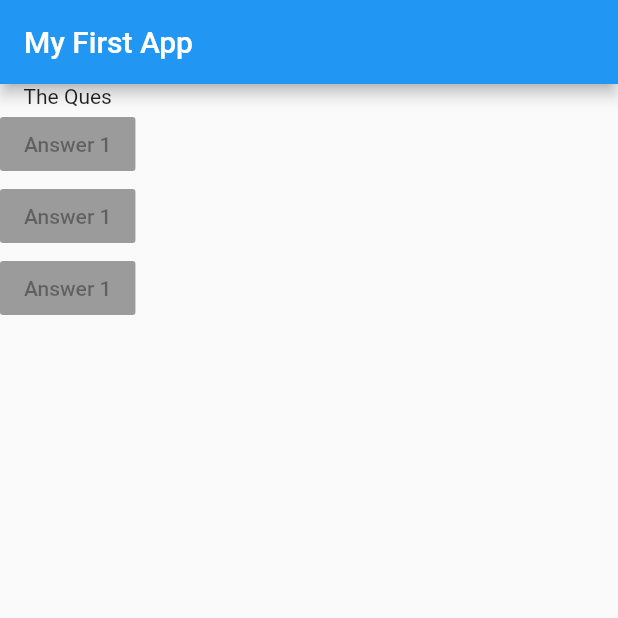
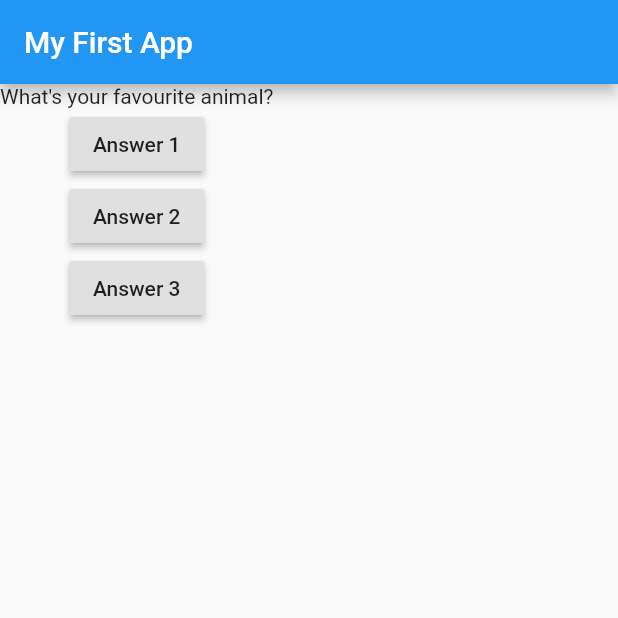
Before and after one commit to kshitij7890/QuizApp, a Flutter app: the screen it shows after launch, on a phone screen of 412 x 824 dp, the top half of it. Run offline on Flutter 3.47's test engine with Material 2 defaults, Android fonts, the phone set to English and light mode, and no system bars.

Commit message:
Using Stateless widget incorrectly

```diff
--- a/lib/main.dart
+++ b/lib/main.dart
@@ -5,6 +5,13 @@ void main() {
 }
 
 class MyApp extends StatelessWidget {
+  var questionIndex = 0;
+
+  void answerQuestion() {
+    questionIndex = questionIndex + 1;
+    print(questionIndex);
+  }
+
   @override // decorator to make code cleaner
   Widget build(BuildContext context) {
     var questions = [
@@ -18,18 +25,21 @@ class MyApp extends StatelessWidget {
         ),
         body: Column(
           children: [
-            Text('The Ques'),
-            RaisedButton(
-              child: Text('Answer 1'),
-              onPressed: null,
+            Text(
+              questions[questionIndex],
             ),
             RaisedButton(
               child: Text('Answer 1'),
-              onPressed: null,
+              onPressed:
+                  answerQuestion, //dont use parenthesis here(a pointer to the function will be passed)
             ),
             RaisedButton(
-              child: Text('Answer 1'),
-              onPressed: null,
+              child: Text('Answer 2'),
+              onPressed: answerQuestion,
+            ),
+            RaisedButton(
+              child: Text('Answer 3'),
+              onPressed: answerQuestion,
             ),
           ],
         ), // commas at end -> proper formation of code tree
```
